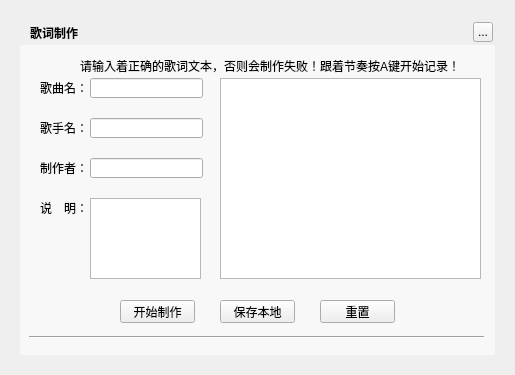
Old version of the form TTKMusicPlayer/musicUi/musicLrcmanager/musiclrcmakerwidget.ui in the repository Greedysky/TTKMusicPlayer.
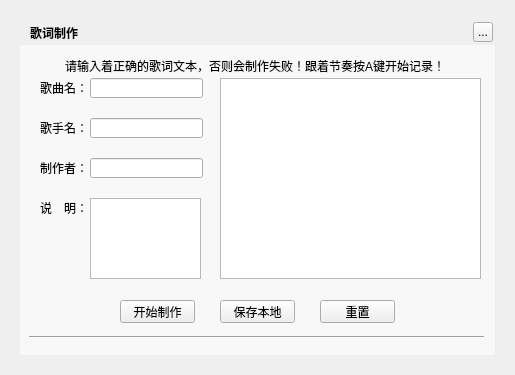
New version of the form.

Patch:
```diff
--- a/TTKMusicPlayer/musicUi/musicLrcmanager/musiclrcmakerwidget.ui
+++ b/TTKMusicPlayer/musicUi/musicLrcmanager/musiclrcmakerwidget.ui
@@ -212,9 +212,9 @@
   <widget class="QLabel" name="llrcIntroductionLabel">
    <property name="geometry">
     <rect>
-     <x>80</x>
+     <x>65</x>
      <y>58</y>
-     <width>381</width>
+     <width>400</width>
      <height>15</height>
     </rect>
    </property>
```
